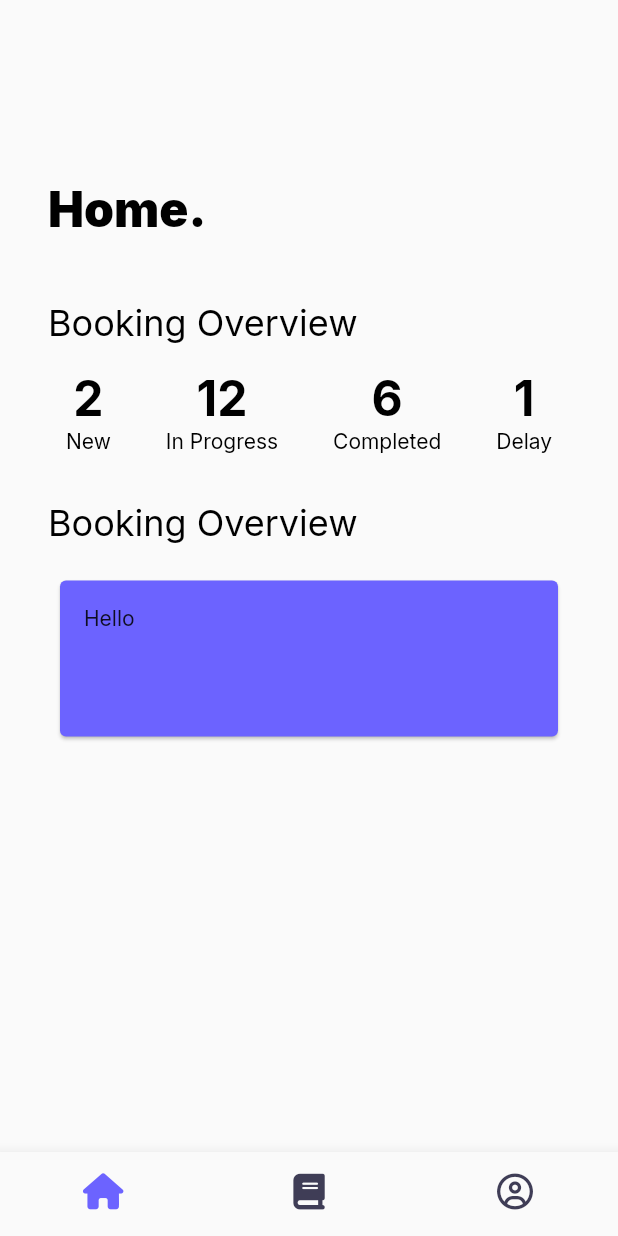
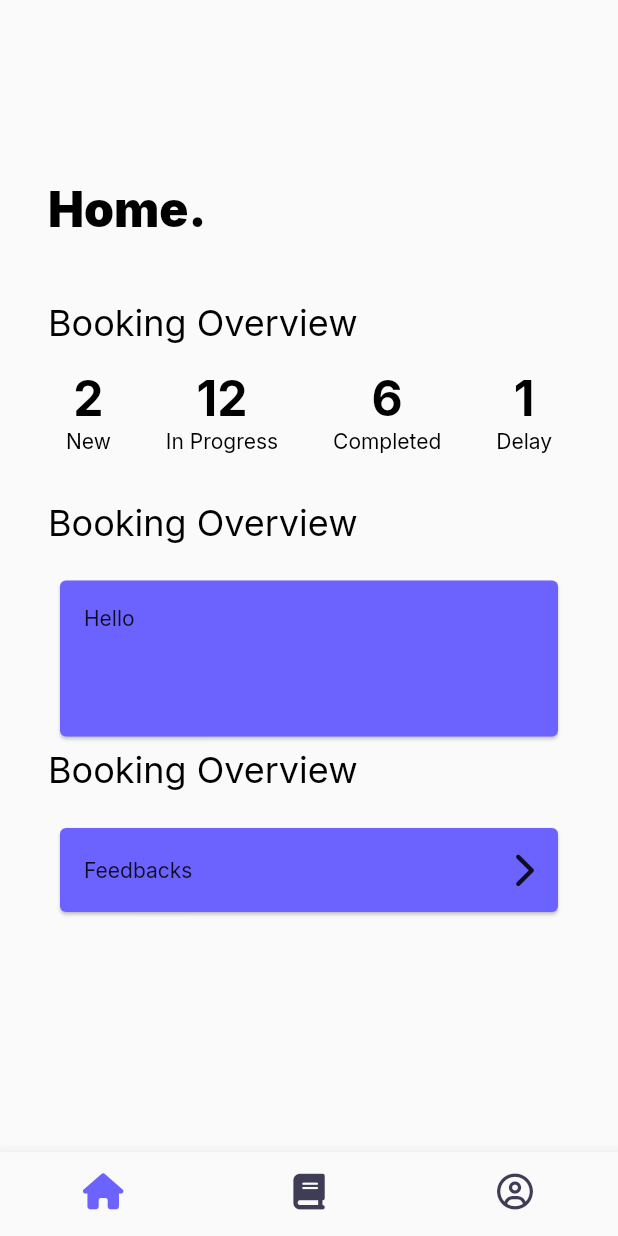
Before and after one commit to ezhamkarim/technician_app, a Flutter app: the screen it shows once a user with an empty profile is signed in, on a phone screen of 412 x 824 dp. Run offline on Flutter 3.47's test engine with Material 2 defaults, Android fonts, the phone set to English and light mode, and no system bars; our stand-ins replace cloud_firestore, firebase_auth, firebase_core, flutter_svg, font_awesome_flutter, google_fonts; missing offline and left inert: flutter_cache; accounts and stored records are empty; generated files the repository leaves out were written again.

Commit message:
add feedback techician

```diff
--- a/lib/src/controller/feedback_controller.dart
+++ b/lib/src/controller/feedback_controller.dart
@@ -18,6 +18,7 @@ class FeedbackController extends DatabaseService {
 
   Stream<List<Feedback>> read({String? query}) {
     return feedbackCollection
+        .where('technicianId', isEqualTo: query)
         .orderBy('dateTime', descending: true)
         .snapshots()
         .map((QuerySnapshot snapshot) {
--- a/lib/src/router_app.dart
+++ b/lib/src/router_app.dart
@@ -6,6 +6,8 @@ import 'package:technician_app/src/view/auth/register_page.dart';
 import 'package:technician_app/src/view/home/admin/services_create_page.dart';
 import 'package:technician_app/src/view/home/admin/services_list_page.dart';
 import 'package:technician_app/src/view/home/index_page.dart';
+import 'package:technician_app/src/view/home/technician/feedback_list_page.dart';
+import 'package:technician_app/src/view/home/technician/report_list_page.dart';
 
 import 'view/auth/auth_wrapper.dart';
 import 'view/exception_view.dart';
@@ -36,6 +38,10 @@ class RouterApp {
             return ServicesCreatePage(
               service: service,
             );
+          case FeedbackListPage.routeName:
+            return const FeedbackListPage();
+          case ReportListPage.routeName:
+            return const ReportListPage();
           default:
             return ExceptionView(routeName: routeSettings.name!);
         }
--- a/lib/src/view/home/admin/services_list_page.dart
+++ b/lib/src/view/home/admin/services_list_page.dart
@@ -52,7 +52,9 @@ class _ServiceListPageState extends State<ServiceListPage> {
                 stream: serviceController.read(),
                 builder: (context, snapshot) {
                   if (snapshot.connectionState == ConnectionState.waiting) {
-                    return const CircularProgressIndicator();
+                    return const CircularProgressIndicator(
+                      color: CustomStyle.primarycolor,
+                    );
                   } else {
                     if (snapshot.hasData) {
                       var services = snapshot.data!;
--- a/lib/src/view/home/home_page.dart
+++ b/lib/src/view/home/home_page.dart
@@ -1,5 +1,6 @@
 import 'package:firebase_auth/firebase_auth.dart';
 import 'package:flutter/material.dart';
+import 'package:font_awesome_flutter/font_awesome_flutter.dart';
 import 'package:provider/provider.dart';
 import 'package:technician_app/src/controller/user_controller.dart';
 import 'package:technician_app/src/helper/general_helper.dart';
@@ -10,6 +11,7 @@ import 'package:technician_app/src/services/auth_services.dart';
 import 'package:technician_app/src/style/custom_style.dart';
 import 'package:technician_app/src/view/auth/login_page.dart';
 import 'package:technician_app/src/view/home/admin/services_list_page.dart';
+import 'package:technician_app/src/view/home/technician/feedback_list_page.dart';
 import 'package:technician_app/src/view/widgets/auth_button.dart';
 import 'package:technician_app/src/view/widgets/custom_card.dart';
 
@@ -82,7 +84,8 @@ class _HomePageState extends State<HomePage> {
         const SizedBox(
           height: 42,
         ),
-        buildTechnicianTopPartial(), buildTechnicianRecentBookings()
+        buildTechnicianTopPartial(), buildTechnicianRecentBookings(),
+        buildTechnicianFeedback()
         // ListView(
         //   shrinkWrap: true,
         //   scrollDirection: Axis.horizontal,
@@ -205,6 +208,34 @@ class _HomePageState extends State<HomePage> {
     );
   }
 
+  Widget buildTechnicianFeedback() {
+    return Column(
+      crossAxisAlignment: CrossAxisAlignment.start,
+      children: [
+        Text(
+          'Booking Overview',
+          style: CustomStyle.getStyle(
+              Colors.black, FontSizeEnum.title2, FontWeight.w400),
+        ),
+        const SizedBox(
+          height: 16,
+        ),
+        CustomCard(
+          child: Row(
+            mainAxisAlignment: MainAxisAlignment.spaceBetween,
+            children: const [
+              Text('Feedbacks'),
+              FaIcon(FontAwesomeIcons.chevronRight)
+            ],
+          ),
+          onTap: () {
+            Navigator.of(context).pushNamed(FeedbackListPage.routeName);
+          },
+        ),
+      ],
+    );
+  }
+
   Widget buildAdminDashboard() {
     var rootProvider = context.read<RootProvider>();
     return Column(
```
Also changed, not shown: lib/src/view/home/technician/feedback_list_page.dart (added, +72 -0 lines), lib/src/view/home/technician/report_list_page.dart (added, +35 -0 lines).
